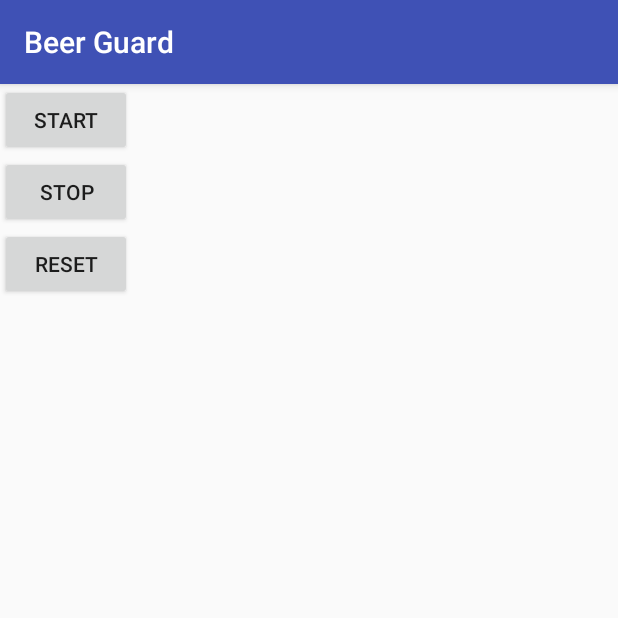
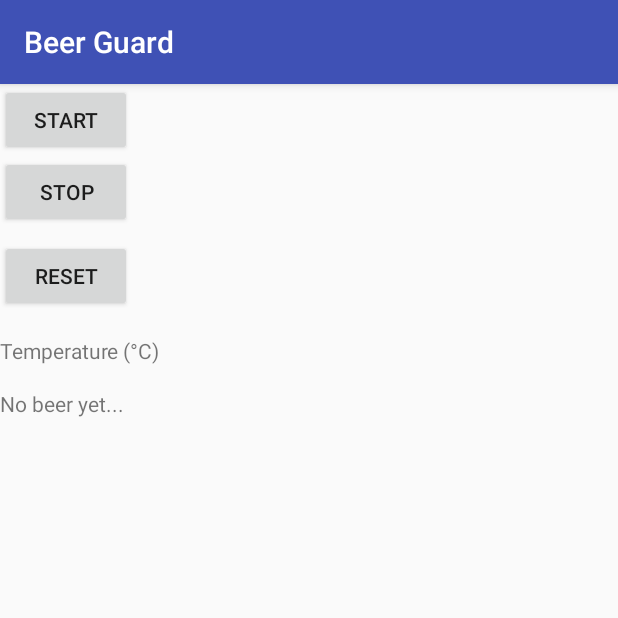
Before and after one commit to hannay1/BeerGuard, an Android app: the screen it shows after launch (MyActivity), on a phone screen of 412 x 824 dp, the top half of it. Run offline under Robolectric (Android 15) with nearby library versions, the phone set to English and light mode, and no system bars; libraries missing offline, so code that uses them is left out: com.mbientlab.metawear; 1 statement that could not run was skipped.

Commit message:
spaghetti code

```diff
--- a/app/src/main/java/com/example/alt/beerguard/MyActivity.java
+++ b/app/src/main/java/com/example/alt/beerguard/MyActivity.java
@@ -8,13 +8,14 @@ import android.content.Intent;
 import android.content.ServiceConnection;
 import android.os.Build;
 import android.os.Bundle;
+import android.os.Handler;
 import android.os.IBinder;
 import android.os.VibrationEffect;
 import android.os.Vibrator;
-import android.support.annotation.RequiresApi;
 import android.support.v7.app.AppCompatActivity;
 import android.util.Log;
 import android.view.View;
+import android.widget.TextView;
 
 
 import com.mbientlab.metawear.Data;
@@ -27,29 +28,10 @@ import com.mbientlab.metawear.builder.RouteComponent;
 import com.mbientlab.metawear.builder.filter.Comparison;
 import com.mbientlab.metawear.builder.filter.ThresholdOutput;
 import com.mbientlab.metawear.builder.function.Function1;
-import com.mbientlab.metawear.data.Acceleration;
 import com.mbientlab.metawear.module.Accelerometer;
-import com.mbientlab.metawear.module.Logging;
 import com.mbientlab.metawear.module.Temperature;
 
 
-
-
-/*
-
-I messed up the second milestone. Got swamped with other projects, did not anticipate the issues I came across for this project in time.
-
-Basically this:
-
-* has basic accelerometer functionality, basically lifted from the FreeFall demo app
-* basic temperature reading, done once every minute via ScheduledExecutorService
-* an attempt was made to get vibration working once the temperature get's cold enough, but that does not work.
-* has no real functionality on the phone, only console logs
-
-
-I'll make sure it's good to go for milestone 3.
-
- */
 
 import java.util.concurrent.Executors;
 import java.util.concurrent.ScheduledExecutorService;
@@ -59,36 +41,43 @@ import bolts.Continuation;
 import bolts.Task;
 public class MyActivity extends AppCompatActivity implements ServiceConnection {
 
+    private TextView celc;
     private BtleService.LocalBinder serviceBinder;
+    private MyNotifications mynotes;
     private MetaWearBoard board;
+    private final String mac_addr = "F1:51:4D:F3:B9:AC";
     private Accelerometer accelerometer;
-    private Runnable run_temp = new Runnable() {
-        @Override
-        public void run() {
-            readTemp();
-        }
-    };
+    private Runnable run_temp;
+    private String saved_temp;
+    private Handler hand;
 
     @Override
     protected void onCreate(Bundle savedInstanceState) {
         super.onCreate(savedInstanceState);
         setContentView(R.layout.activity_my);
-
-        // Bind the service when the activity is created
-        getApplicationContext().bindService(new Intent(this, BtleService.class),
-                this, Context.BIND_AUTO_CREATE);
+        celc = findViewById(R.id.temperature_print);
 
         findViewById(R.id.start).setOnClickListener(new View.OnClickListener() {
-
             @Override
             public void onClick(View v) {
                 Log.i("beerguard", "start");
                 // start accelerometer
                 accelerometer.acceleration().start();
                 accelerometer.start();
-                //start scheduled (1 min) temp reading
-                ScheduledExecutorService read_temp = Executors.newScheduledThreadPool(1);
-                read_temp.scheduleAtFixedRate(run_temp, 0, 1, TimeUnit.MINUTES);
+                hand = new Handler();
+                run_temp = new Runnable() {
+                    @Override
+                    public void run() {
+                        readTemp();
+                        hand.postDelayed(run_temp, 1000);
+
+
+                    }
+                };
+
+
+
+
             }
         });
         findViewById(R.id.stop).setOnClickListener(new View.OnClickListener() {
@@ -105,7 +94,11 @@ public class MyActivity extends AppCompatActivity implements ServiceConnection {
                 board.tearDown();
             }
         });
+
+        getApplicationContext().bindService(new Intent(this, BtleService.class),
+                this, Context.BIND_AUTO_CREATE);
     }
+
 
 
     @Override
@@ -120,18 +113,27 @@ public class MyActivity extends AppCompatActivity implements ServiceConnection {
     public void onServiceConnected(ComponentName name, IBinder service) {
         serviceBinder = (BtleService.LocalBinder) service;
         Log.i("beerguard", "Service Connected");
-        retrieveBoard("F1:51:4D:F3:B9:AC");
+        retrieveBoard(mac_addr);
 
 
     }
 
     @Override
     public void onServiceDisconnected(ComponentName name) {
+        accelerometer.stop();
+        accelerometer.acceleration().stop();
+        this.board.disconnectAsync().continueWith(new Continuation<Void, Void>() {
+            @Override
+            public Void then(Task<Void> task) throws Exception {
+                Log.i("beerguard", "Service Disconnected");
+                return null;
+            }
+        });
 
     }
 
     //retrieving board/accelerometer. Taken from the FreeFall demo app at https://mbientlab.com/tutorials/SDKs.html#freefall-app
-    private void retrieveBoard(String mac_addr) {
+    private void retrieveBoard(final String mac_addr) {
         final BluetoothManager btManager=
                 (BluetoothManager) getSystemService(Context.BLUETOOTH_SERVICE);
         final BluetoothDevice remoteDevice=
@@ -154,7 +156,8 @@ public class MyActivity extends AppCompatActivity implements ServiceConnection {
                         source.map(Function1.RSS).average((byte) 4).filter(ThresholdOutput.BINARY, 0.80f).multicast().to().filter(Comparison.EQ, -1).stream(new Subscriber() {
                             @Override
                             public void apply(Data data, Object... env) {
-                                Log.i("beerguard", "theft");
+                                Log.i("beerguard", "theft!!!!!");
+
                             }
                         }).to().filter(Comparison.EQ, 1).stream(new Subscriber() {
                             @Override
@@ -182,33 +185,50 @@ public class MyActivity extends AppCompatActivity implements ServiceConnection {
 
     }
 
+    private void alertUser()
+    {
+        final Vibrator vibe = (Vibrator) getSystemService(Context.VIBRATOR_SERVICE);
+        if (Build.VERSION_CODES.O <= Build.VERSION.SDK_INT) {
+            vibe.vibrate(VibrationEffect.createOneShot(500, VibrationEffect.DEFAULT_AMPLITUDE));
+        }
+        Intent beer_done = new Intent(this, BeerDone.class);
+        startActivity(beer_done);
+
+    }
+
+
     // temperature reading/vibration
-    private void readTemp()
+    public void readTemp()
     {
+
         final Temperature temperature = board.getModule(Temperature.class);
         final Temperature.Sensor temp_sensor = temperature.findSensors(Temperature.SensorType.PRESET_THERMISTOR)[0];
-        final Vibrator vibe = (Vibrator) getSystemService(Context.VIBRATOR_SERVICE);
+
 
         temp_sensor.addRouteAsync(new RouteBuilder() {
             @Override
             public void configure(RouteComponent source) {
                 source.stream(new Subscriber() {
+
+
                     @Override
                     public void apply(Data data, Object... env) {
-                        Log.i("beerguard", "Temperature (C) = " +  data.value(Float.class));
-                        if (Build.VERSION.SDK_INT >= Build.VERSION_CODES.O)
-                        {
-                            if(data.value(Float.class) < 25.0)
-                            {
-                                vibe.vibrate(VibrationEffect.createOneShot(500, VibrationEffect.DEFAULT_AMPLITUDE));
-                            }
+                        Log.i("beerguard", "Temperature (C) = " +  data.value(Float.class).toString());
+
+
+                        if(data.value(Float.class).floatValue() < 50.0) {
+                            Log.i("beerguard", "[!] BEER IS READY");
+                            //accelerometer.stop();
+                            //accelerometer.acceleration().stop();
+                            alertUser();
                         }
+                        saved_temp = data.value(Float.class).toString();
+
 
                     }
                 });
             }
         }).continueWith(new Continuation<Route, Void>() {
-
             @Override
             public Void then(Task<Route> task) throws Exception {
                 temp_sensor.read();
@@ -216,6 +236,7 @@ public class MyActivity extends AppCompatActivity implements ServiceConnection {
             }
         });
 
+
     }
 
 }
--- a/app/src/main/res/layout/activity_my.xml
+++ b/app/src/main/res/layout/activity_my.xml
@@ -4,14 +4,14 @@ xmlns:app="http://schemas.android.com/apk/res-auto"
 xmlns:tools="http://schemas.android.com/tools"
 android:layout_width="match_parent"
 android:layout_height="match_parent"
-tools:context="com.example.alt.beerguard.MainActivity">
+tools:context="com.example.alt.beerguard.MyActivity">
 
     <Button
         android:id="@+id/start"
         android:layout_width="wrap_content"
         android:layout_height="wrap_content"
         android:text="start"
-    tools:layout_editor_absoluteX="16dp"
+        tools:layout_editor_absoluteX="135dp"
         tools:layout_editor_absoluteY="27dp" />
 
     <Button
@@ -20,15 +20,34 @@ tools:context="com.example.alt.beerguard.MainActivity">
         android:layout_height="wrap_content"
         android:text="stop"
         app:layout_constraintTop_toBottomOf="@+id/start"
-        tools:layout_editor_absoluteX="16dp"
-        tools:layout_editor_absoluteY="101dp" />
+        tools:layout_editor_absoluteX="135dp" />
 
     <Button
         android:id="@+id/reset"
         android:layout_width="wrap_content"
         android:layout_height="wrap_content"
+        android:layout_marginTop="8dp"
         android:text="reset"
-    tools:layout_editor_absoluteX="16dp"
-    tools:layout_editor_absoluteY="134dp"
-    app:layout_constraintTop_toBottomOf="@+id/stop"/>
+        app:layout_constraintTop_toBottomOf="@+id/stop"
+        tools:layout_editor_absoluteX="135dp" />
+
+    <TextView
+        android:id="@+id/temperature_view"
+        android:layout_width="wrap_content"
+        android:layout_height="wrap_content"
+        android:layout_marginTop="16dp"
+        android:text="Temperature (°C)"
+        app:layout_constraintTop_toBottomOf="@+id/reset"
+        tools:layout_editor_absoluteX="128dp" />
+
+    <TextView
+        android:id="@+id/temperature_print"
+        android:layout_width="wrap_content"
+        android:layout_height="wrap_content"
+        android:layout_marginTop="16dp"
+        android:text="No beer yet..."
+        app:layout_constraintTop_toBottomOf="@+id/temperature_view"
+        tools:layout_editor_absoluteX="141dp" />
+
+
 </android.support.constraint.ConstraintLayout>
```
Also changed, not shown: app/src/main/java/com/example/alt/beerguard/BeerDone.java (added, +23 -0 lines), app/src/main/java/com/example/alt/beerguard/MyNotifications.java (added, +10 -0 lines). Lines whose indentation alone changed are shown as unchanged.
